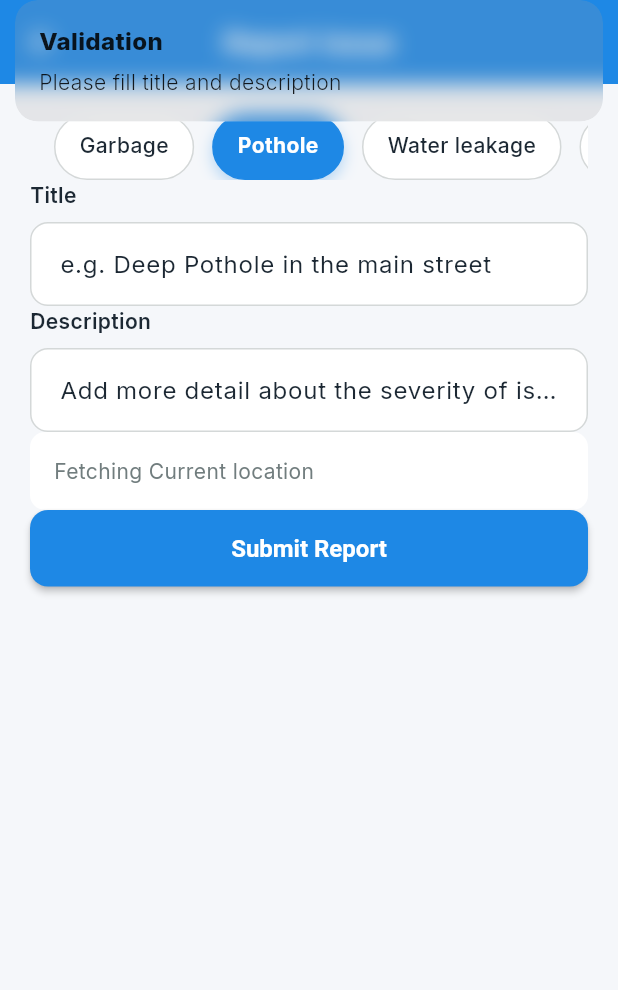
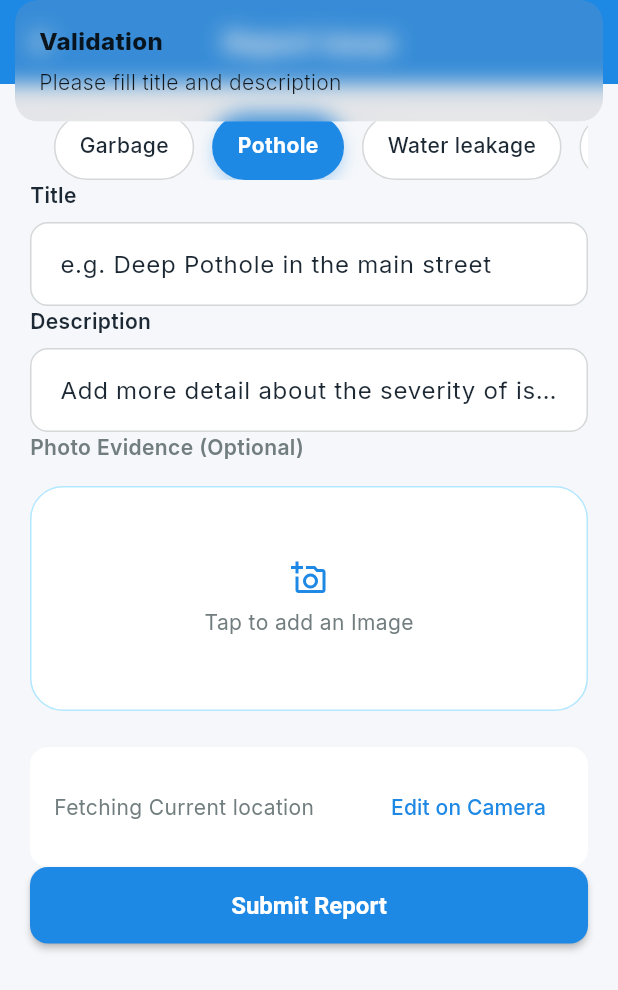
Before and after one commit to Burhanqasim/Civic-Spot, a Flutter app: the ReportView screen opened by its route, after a tap on "Submit Report", on a phone screen of 412 x 824 dp. Shown: the top 990 px of the screen. Run offline on Flutter 3.47's test engine with Material 3 defaults, Android fonts, the phone set to English and light mode, and no system bars; our stand-ins replace cloud_firestore, firebase_core, firebase_storage, geolocator, get, google_fonts and 2 more; accounts and stored records are empty.

Commit message:
class -08 practice complete

```diff
--- a/lib/core/routes/app_pages.dart
+++ b/lib/core/routes/app_pages.dart
@@ -5,7 +5,10 @@ import 'package:civicspot/features/report/bindings/report_bindings.dart';
 import 'package:civicspot/features/report/view/report_view.dart';
 import 'package:civicspot/features/splash/bindings/splash_bindings.dart';
 import 'package:civicspot/features/splash/views/splash_view.dart';
+import 'package:flutter/cupertino.dart';
 import 'package:get/get.dart';
+
+import '../../features/report/view/location_picker_view.dart';
 
 class AppPages {
   static const initialRoute = AppRoutes.splash;
@@ -26,6 +29,10 @@ class AppPages {
         page: ()=> ReportView(),
       binding: ReportBindings(),
     ),
+    GetPage(
+      name: AppRoutes.pickLocation,
+      page: ()=> LocationPickerView(),
+    ),
   ];
 
 }
--- a/lib/core/routes/app_routes.dart
+++ b/lib/core/routes/app_routes.dart
@@ -4,4 +4,5 @@ abstract class AppRoutes {
   static const register = "/register";
   static const login = "/login";
   static const reportIssue = "/report";
+  static const pickLocation = "/pick-location";
 }
--- a/lib/features/report/bindings/report_bindings.dart
+++ b/lib/features/report/bindings/report_bindings.dart
@@ -1,5 +1,6 @@
 import 'package:civicspot/features/home/repository/issue_repository.dart';
 import 'package:civicspot/features/report/controllers/report_controllers.dart';
+import 'package:civicspot/features/report/repositories/storage_repository.dart';
 import 'package:get/get.dart';
 
 class ReportBindings extends Bindings {
@@ -8,6 +9,7 @@ class ReportBindings extends Bindings {
     // TODO: implement dependencies
     Get.lazyPut<ReportControllers>(()=> ReportControllers());
     Get.lazyPut<IssueRepository>(()=> IssueRepository());
+    Get.lazyPut<StorageRepository>(()=> StorageRepository());
   }
 
 }
--- a/lib/features/report/controllers/report_controllers.dart
+++ b/lib/features/report/controllers/report_controllers.dart
@@ -1,18 +1,27 @@
+import 'dart:io';
+
+import 'package:civicspot/core/routes/app_routes.dart';
 import 'package:civicspot/features/home/model/issue_model.dart';
 import 'package:civicspot/features/home/repository/issue_repository.dart';
+import 'package:civicspot/features/report/repositories/storage_repository.dart';
 import 'package:civicspot/services/location_services.dart';
+import 'package:cloud_firestore/cloud_firestore.dart';
 import 'package:flutter/cupertino.dart';
+import 'package:flutter/material.dart';
 import 'package:get/get.dart';
 import 'package:google_maps_flutter/google_maps_flutter.dart';
+import 'package:image_picker/image_picker.dart';
 
 class ReportControllers extends GetxController{
   final IssueRepository _issueRepository = Get.find<IssueRepository>();
+  final StorageRepository _storageRepository = Get.find<StorageRepository>();
   final LocationServices _locationServices = Get.find<LocationServices>();
   final titleController = TextEditingController();
   final descriptiveController = TextEditingController();
   final RxString selectedCategory = "Pothole".obs;
   final Rx<LatLng?> selectedLocation = Rx<LatLng?>(null);
   final RxBool isLoading = false.obs;
+  final Rx<File?> selectedImage = Rx<File?>(null);
 
   final List<String> categories = [
     "Garbage",
@@ -30,7 +39,10 @@ class ReportControllers extends GetxController{
 
   @override
   void onInit() {
-    _loadCurrentLocation();
+   final pos = _locationServices.currentPosition.value;
+   if(pos != null){
+     selectedLocation.value = LatLng(pos.latitude, pos.longitude);
+   }
     super.onInit();
   }
 
@@ -42,16 +54,41 @@ class ReportControllers extends GetxController{
     super.onClose();
   }
 
-  void _loadCurrentLocation(){
-    final position = _locationServices.currentPosition.value;
-    if(position != null){
-      selectedLocation.value = LatLng(position.latitude, position.longitude);
+  // void _loadCurrentLocation(){
+  //   final position = _locationServices.currentPosition.value;
+  //   if(position != null){
+  //     selectedLocation.value = LatLng(position.latitude, position.longitude);
+  //   }
+  // }
+
+  void openLocationPicker() async {
+    // Navigation
+    final dynamic result = await Get.toNamed(
+        AppRoutes.pickLocation,
+        arguments: selectedLocation.value
+    );
+    if(result != null && result is LatLng){
+      selectedLocation.value = result;
     }
+
   }
 
   void setCategory(String category){
     selectedCategory.value = category;
   }
+
+  Future<void> pickImage(ImageSource source) async {
+    final picker = ImagePicker();
+    final pickedFile = await picker.pickImage(
+        source: source,
+        imageQuality: 70); // compress slightly to save storage space
+    if(pickedFile != null) {
+      selectedImage.value = File(pickedFile.path);
+    }
+
+
+  }
+
 
   // Submit Issue
   Future<void> submitReport() async {
@@ -69,8 +106,19 @@ class ReportControllers extends GetxController{
     isLoading.value = true;
 
     try {
+      // generate UUID
+      final String issueId = FirebaseFirestore.instance.collection("issues").doc().id;
+
+      // upload image to Storage
+      String? imageUrl;
+
+      if(selectedImage.value != null) {
+        imageUrl = await _storageRepository.uploadIssueImage(selectedImage.value!, issueId);
+
+      }
+
       final issue = IssueModel(
-          id: "",
+          id: issueId,
           title: title,
           description: description,
           category: selectedCategory.value,
@@ -78,12 +126,13 @@ class ReportControllers extends GetxController{
           longitude: location.longitude,
           status: "pending",
           userId: "Guest_User",
+          imageUrl: imageUrl,
           createdAt: DateTime.now());
       await _issueRepository.addIssue(issue);
       Get.back();
-      Get.snackbar("Success", "Issue report successfully");
+      Get.snackbar("Success", "Issue report successfully", backgroundColor:  Colors.green, colorText: Colors.white);
     } catch(e) {
-      Get.snackbar("Error", "Failed to submit issue");
+      Get.snackbar("Error", "Failed to submit issue", backgroundColor: Colors.red, colorText: Colors.white);
     } finally {
       isLoading.value = false;
     }
--- /dev/null
+++ b/lib/features/report/repositories/storage_repository.dart
@@ -0,0 +1,18 @@
+import 'dart:io';
+
+import 'package:firebase_storage/firebase_storage.dart';
+
+class StorageRepository {
+  final FirebaseStorage _storage = FirebaseStorage.instance;
+
+  Future<String?> uploadIssueImage(File imageFile, String issueId) async {
+    try {
+      final ref = _storage.ref().child("issueImages").child("$issueId.jpg");
+      final uploadTask = await ref.putFile(imageFile, SettableMetadata(contentType: 'image/jpeg'));
+      return await uploadTask.ref.getDownloadURL();
+    } catch(e) {
+      return null;
+    }
+  }
+
+}
--- a/lib/features/report/view/report_view.dart
+++ b/lib/features/report/view/report_view.dart
@@ -5,6 +5,7 @@ import 'package:civicspot/shared/widgets/primary_button.dart';
 
 import 'package:flutter/material.dart';
 import 'package:get/get.dart';
+import 'package:image_picker/image_picker.dart';
 
 import '../../../shared/widgets/category_chip.dart';
 
@@ -59,20 +60,72 @@ class ReportView extends GetView<ReportControllers> {
                   controller: controller.descriptiveController,
                 ),
                 // 3 Image Picker Optional
+                Text(
+                  "Photo Evidence (Optional)",
+                  style: Theme.of(context).textTheme.bodyMedium?.copyWith(
+                    fontWeight: .w600,
+                  ),
+                ),
 
+                SizedBox(height: 16,),
+                Obx(()=>
+                    GestureDetector(
+                      onTap: ()=> _showImageSourceDialogue(context),
+                      child: Container(
+                        height: 150,
+                        decoration: BoxDecoration(
+                          color: AppColors.paper,
+                          borderRadius: BorderRadius.circular(22),
+                          border: Border.all(color: AppColors.secondary.withValues(alpha: 0.3), width: 1),
+                        ),
+                        child: controller.selectedImage.value != null
+                            ?  ClipRRect(
+                          borderRadius: BorderRadiusGeometry.circular(11),
+                              child: Image.file(
+                                controller.selectedImage.value!,
+                                fit: BoxFit.cover,
+                                width: double.infinity,
+                              ),
+                            )
+                            : Column(
+                          mainAxisAlignment: .center,
+                          children: [
+                            Icon(Icons.add_a_photo_outlined,
+                              color: AppColors.primary,
+                            ),
+                            SizedBox(height: 8,),
+                            Text("Tap to add an Image",
+                            style: Theme.of(context).textTheme.bodyMedium,
+                            ),
+                          ],
+                        ),
+                      ),
+                    ),
+                ),
+                SizedBox(height: 24),
                 // 4 Map location Current / Map location Selector
                 Obx(()=> Container(
                   width: double.infinity,
                   padding: EdgeInsets.all(16),
                   decoration: BoxDecoration(
                     color: AppColors.paper,
-                    borderRadius: BorderRadius.circular(10),
+                    borderRadius: BorderRadius.circular(12),
                   ),
-                  child: Text(
-                    controller.selectedLocation.value == null ?
-                        "Fetching Current location" :
-                        "location : ${controller.selectedLocation.value!.latitude.toStringAsFixed(5)}, ${controller.selectedLocation.value!.longitude.toStringAsFixed(5)},",
-                    style: Theme.of(context).textTheme.bodyMedium,
+                  child: Row(
+                    children: [
+                      Expanded(
+                        child: Text(
+                          controller.selectedLocation.value == null ?
+                              "Fetching Current location" :
+                              "location : ${controller.selectedLocation.value!.latitude.toStringAsFixed(5)}, ${controller.selectedLocation.value!.longitude.toStringAsFixed(5)},",
+                          style: Theme.of(context).textTheme.bodyMedium,
+                        ),
+                      ),
+                      TextButton(
+                          onPressed: ()=> controller.openLocationPicker(), // Location Picker View
+                          child: Text("Edit on Camera"),
+                      ),
+                    ],
                   ),
                 )
                 ),
@@ -82,11 +135,47 @@ class ReportView extends GetView<ReportControllers> {
                         text: "Submit Report",
                         isLoading: controller.isLoading.value,
                         onPressed: ()=> controller.submitReport())
-                )
-              ],
+
+                ),
+            ]
             ),
       ),
       ),
     );
   }
+  // Bottom Sheet
+  _showImageSourceDialogue(BuildContext context){
+    Get.bottomSheet(
+      Container(
+        padding: const EdgeInsets.all(20),
+        decoration: BoxDecoration(
+          borderRadius: BorderRadius.only(
+            topLeft: Radius.circular(20),
+            topRight: Radius.circular(20),
+          ),
+        ),
+        child: Column(
+          children: [
+            ListTile(
+              leading: Icon(Icons.camera_alt),
+              title: Text("Take a Photo"),
+              onTap: (){
+                Get.back();
+                controller.pickImage(ImageSource.camera);
+              },
+            ),
+            ListTile(
+              leading: Icon(Icons.photo_library),
+              title: Text("Choose Photo from Gallery"),
+              onTap: (){
+                Get.back();
+                controller.pickImage(ImageSource.gallery);
+              },
+            ),
+          ],
+        ),
+
+      ),
+    );
+  }
 }
```
Also changed, not shown: lib/features/home/view/home_view.dart (+13 -2 lines), lib/features/report/view/location_picker_view.dart (added, +96 -0 lines).
